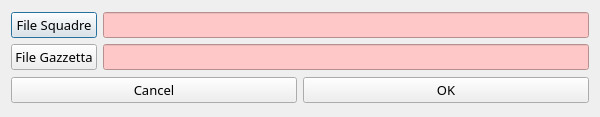
First picture: the form in src/NoNetFileDialog.ui, repository wdastru/FantaCalcGui, before the edit.
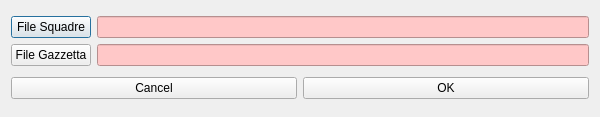
Second picture: the form after the edit.

Patch:
```diff
--- a/src/NoNetFileDialog.ui
+++ b/src/NoNetFileDialog.ui
@@ -31,12 +31,6 @@
     <height>117</height>
    </size>
   </property>
-  <property name="font">
-   <font>
-    <family>Candara</family>
-    <pointsize>10</pointsize>
-   </font>
-  </property>
   <property name="windowTitle">
    <string>Choose Files</string>
   </property>
```
